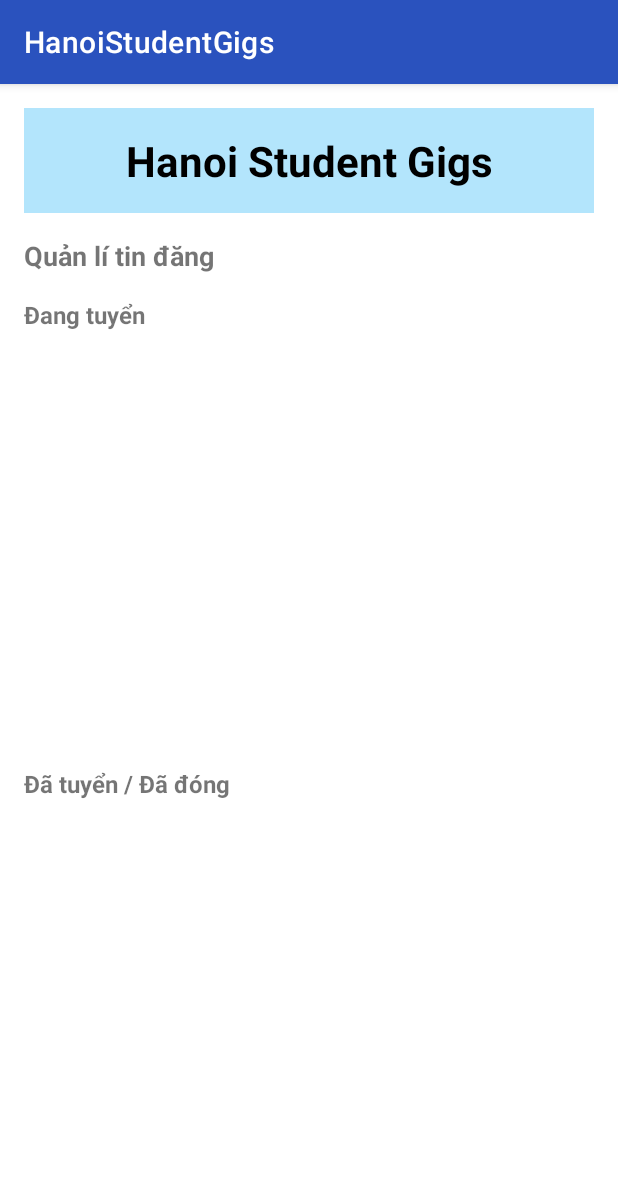
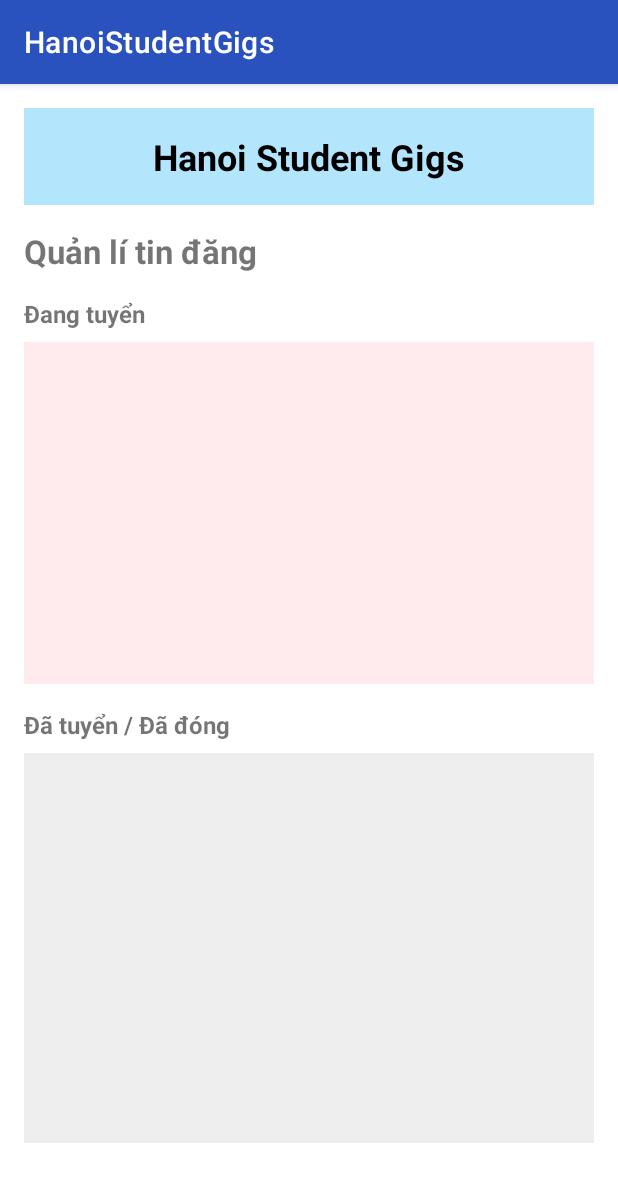
Before and after one commit to khang-81/Group_Project, an Android app: the QLTinActivity screen opened directly, with no data from a screen before it, on a phone screen of 412 x 824 dp. Shown: the top 1182 px of the screen. Run offline under Robolectric (Android 15) with nearby library versions, the phone set to English and light mode, and no system bars; our stand-ins replace Firebase (no records; nobody signed in at launch, a user with empty details on screens opened directly).

Commit message:
Sửa lỗi và cập nhật các file layout, hoạt động

```diff
--- a/app/src/main/AndroidManifest.xml
+++ b/app/src/main/AndroidManifest.xml
@@ -87,6 +87,8 @@
         <activity android:name=".activities.XemTinActivity" android:exported="false" />
         <activity android:name=".activities.SuaTinActivity" android:exported="false" />
 
+        <activity android:name=".activities.TrangChuActivity" android:exported="false" />
+
 
     </application>
 
--- a/app/src/main/java/com/example/hanoistudentgigs/activities/TrangChuActivity.java
+++ b/app/src/main/java/com/example/hanoistudentgigs/activities/TrangChuActivity.java
@@ -19,6 +19,7 @@ import androidx.recyclerview.widget.RecyclerView;
 import com.example.hanoistudentgigs.R;
 
 import com.example.hanoistudentgigs.adapters.ApplicantAdapter;
+
 import com.example.hanoistudentgigs.adapters.JobAdapter;
 
 import com.example.hanoistudentgigs.models.Application;
@@ -96,7 +97,6 @@ public class TrangChuActivity extends AppCompatActivity {
         jobAdapter = new JobAdapter(options, this);
 
         recyclerViewJobs.setLayoutManager(new LinearLayoutManager(this, LinearLayoutManager.HORIZONTAL, false));
-
         recyclerViewJobs.setAdapter(jobAdapter);
 
     }
--- a/app/src/main/res/layout/activity_qltin.xml
+++ b/app/src/main/res/layout/activity_qltin.xml
@@ -1,9 +1,13 @@
 <?xml version="1.0" encoding="utf-8"?>
-<LinearLayout xmlns:android="http://schemas.android.com/apk/res/android"
+<ScrollView xmlns:android="http://schemas.android.com/apk/res/android"
     android:layout_width="match_parent"
     android:layout_height="match_parent"
+    android:background="#FFFFFF">
+
+    <LinearLayout
+        android:layout_width="match_parent"
+        android:layout_height="wrap_content"
         android:orientation="vertical"
-    android:background="#FFFFFF"
         android:padding="16dp">
 
         <!-- Header -->
@@ -15,58 +19,59 @@
             android:padding="16dp"
             android:text="Hanoi Student Gigs"
             android:textColor="#000000"
-        android:textSize="28sp"
-        android:textStyle="bold"
-        android:importantForAccessibility="yes" />
+            android:textSize="24sp"
+            android:textStyle="bold" />
 
-    <!-- Tiêu đề chính -->
+        <!-- Tiêu đề -->
+
+
         <TextView
             android:layout_width="wrap_content"
             android:layout_height="wrap_content"
+            android:layout_marginTop="16dp"
             android:text="Quản lí tin đăng"
-        android:textSize="18sp"
-        android:textStyle="bold"
-        android:layout_marginTop="16dp"
-        android:importantForAccessibility="yes" />
+            android:textSize="22sp"
+            android:textStyle="bold" />
 
-    <!-- Nhãn Đang tuyển -->
         <TextView
+            android:id="@+id/labelActive"
             android:layout_width="wrap_content"
             android:layout_height="wrap_content"
             android:text="Đang tuyển"
             android:textStyle="bold"
+            android:textSize="16sp"
             android:layout_marginTop="16dp"
-        android:textSize="16sp"
-        android:importantForAccessibility="yes" />
+            android:labelFor="@id/recyclerViewActive" />
 
-    <!-- Danh sách tin Đang tuyển -->
         <androidx.recyclerview.widget.RecyclerView
             android:id="@+id/recyclerViewActive"
             android:layout_width="match_parent"
-        android:layout_height="0dp"
-        android:layout_weight="1"
+            android:layout_height="228dp"
             android:layout_marginTop="8dp"
-        android:contentDescription="Danh sách tin đang tuyển dụng"
-        android:nestedScrollingEnabled="false" />
+            android:background="#FFEBEE"
+            android:padding="8dp" />
 
-    <!-- Nhãn Đã đóng -->
+        <!-- Divider -->
+
+
         <TextView
+            android:id="@+id/labelInactive"
             android:layout_width="wrap_content"
             android:layout_height="wrap_content"
             android:text="Đã tuyển / Đã đóng"
             android:textStyle="bold"
+            android:textSize="16sp"
             android:layout_marginTop="16dp"
-        android:textSize="16sp"
-        android:importantForAccessibility="yes" />
+            android:labelFor="@id/recyclerViewInactive" />
 
-    <!-- Danh sách tin Đã đóng -->
+
         <androidx.recyclerview.widget.RecyclerView
             android:id="@+id/recyclerViewInactive"
             android:layout_width="match_parent"
-        android:layout_height="0dp"
-        android:layout_weight="1"
+            android:layout_height="260dp"
             android:layout_marginTop="8dp"
-        android:contentDescription="Danh sách tin đã đóng hoặc đã tuyển"
-        android:nestedScrollingEnabled="false" />
+            android:background="#EEEEEE"
+            android:padding="8dp" />
 
     </LinearLayout>
+</ScrollView>
--- a/app/src/main/res/layout/activity_xemtin.xml
+++ b/app/src/main/res/layout/activity_xemtin.xml
@@ -158,7 +158,7 @@
 
         <!-- Nút quay lại -->
         <Button
-            android:id="@+id/btnSave"
+            android:id="@+id/btnBack"
             android:layout_width="match_parent"
             android:layout_height="wrap_content"
             android:text="Quay lại"
--- a/gradle/libs.versions.toml
+++ b/gradle/libs.versions.toml
@@ -22,7 +22,7 @@ firebase-bom = "33.15.0" # Sử dụng phiên bản BOM mới nhất
 firebase-ui-firestore = "8.0.2" # firebase-ui cần phiên bản riêng
 
 # Gradle Plugin
-agp = "8.9.1"
+agp = "8.10.1"
 
 [libraries]
 # Android Core & UI
```
Also changed, not shown: app/src/main/java/com/example/hanoistudentgigs/MainActivity.java (+6 -3 lines), app/src/main/java/com/example/hanoistudentgigs/activities/SuaTinActivity.java (+8 -1 lines), app/src/main/java/com/example/hanoistudentgigs/activities/XemTinActivity.java (+23 -30 lines), app/src/main/res/layout/item_job.xml (+11 -10 lines), app/src/main/java/com/example/hanoistudentgigs/activities/QLTinActivity.java (line endings or trailing spaces). Lines whose indentation alone changed are shown as unchanged.
